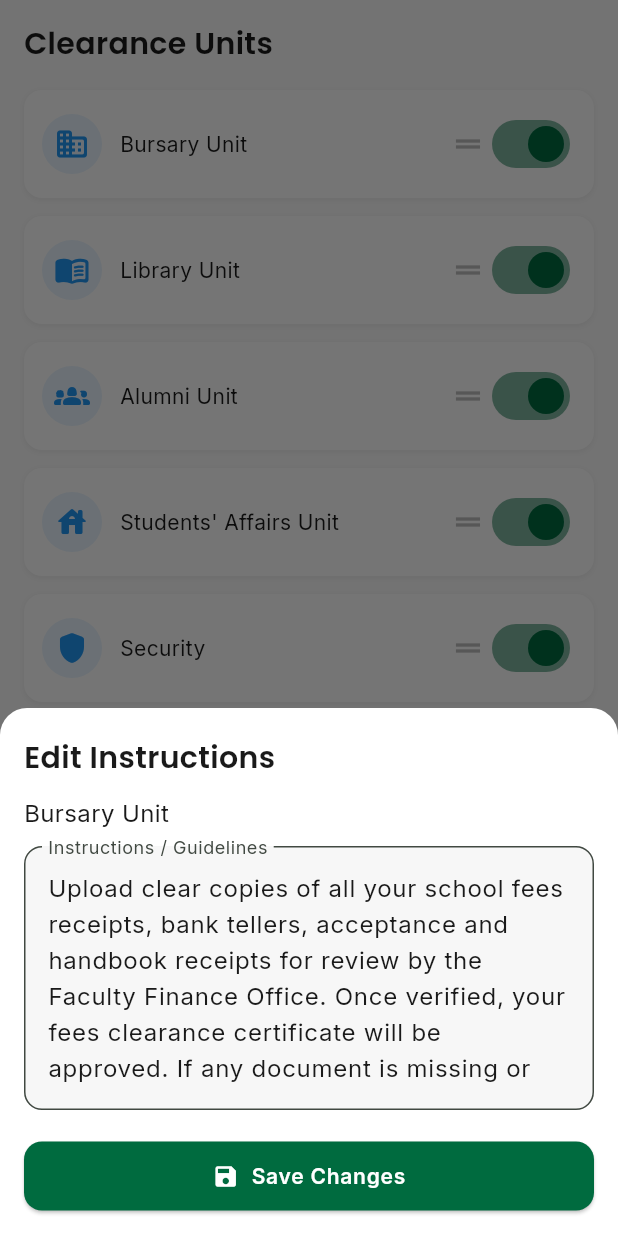
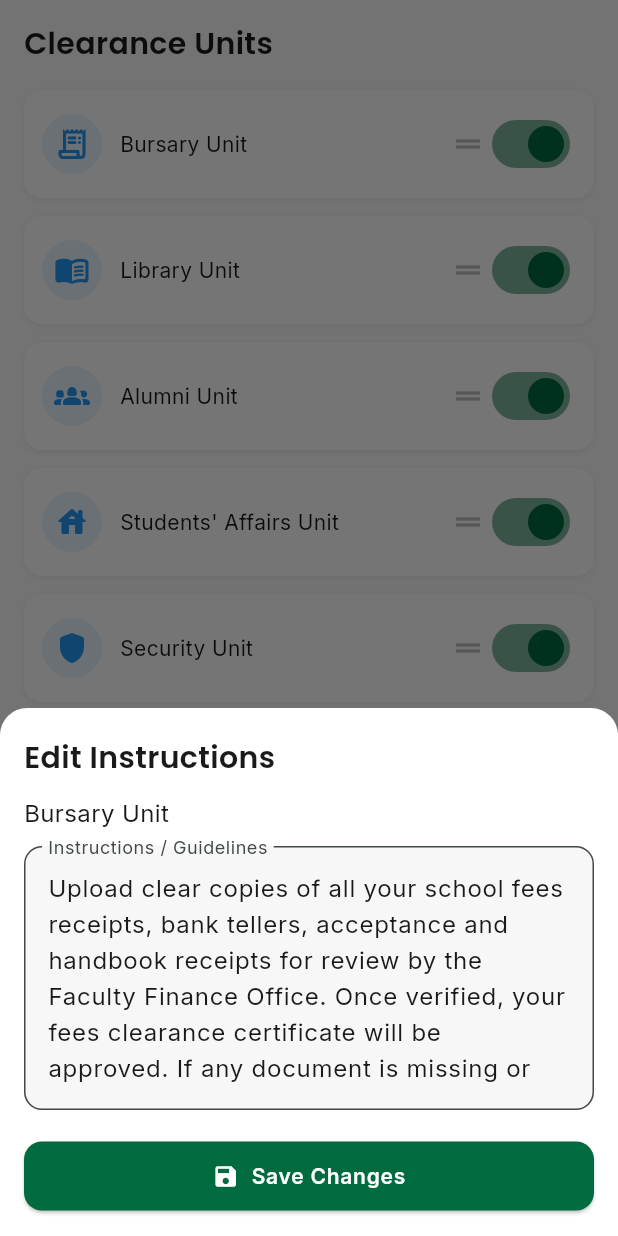
Before and after one commit to Toochidennis/ucs, a Flutter app: the WorkflowView screen opened directly, after a tap on "Bursary Unit", on a phone screen of 412 x 824 dp. Run offline on Flutter 3.47's test engine with Material 3 defaults, Android fonts, the light colour scheme and no system bars; our stand-ins replace file_picker, firebase_core, firebase_messaging, flutter_spinkit, get, get_storage and 2 more; missing offline and left inert: bcrypt; accounts and stored records are empty.

Commit message:
bug fixes

```diff
--- a/lib/features/admin/controllers/workflow_controller.dart
+++ b/lib/features/admin/controllers/workflow_controller.dart
@@ -74,7 +74,7 @@ class WorkflowController extends GetxController {
             "Upload your hostel receipts or accommodation clearance documents. If you stayed off campus, upload your off-campus clearance receipts instead. Visit the Students’ Affairs Department (Clearance Room) if receipts are missing or need verification.",
       },
       {
-        "title": "Security",
+        "title": "Security Unit",
         "requirements": [
           "₦150 security clearance payment receipt",
           "School ID card",
@@ -166,7 +166,7 @@ class WorkflowController extends GetxController {
 
   String getIconKeyForUnit(String name) {
     final n = name.toLowerCase();
-    if (n.contains("finance")) return "finance";
+    if (n.contains("bursary")) return "bursary";
     if (n.contains("library")) return "library";
     if (n.contains("alumni")) return "alumni";
     if (n.contains("student") || n.contains("hostel")) {
@@ -181,7 +181,7 @@ class WorkflowController extends GetxController {
 
   IconData iconFromKey(String key) {
     switch (key) {
-      case "finance":
+      case "bursary":
         return Icons.receipt_long_rounded;
       case "library":
         return Icons.menu_book_rounded;
--- a/lib/features/admin/views/add_officer_view.dart
+++ b/lib/features/admin/views/add_officer_view.dart
@@ -89,7 +89,6 @@ class AddOfficerView extends GetView<AddOfficerController> {
 
                   const SizedBox(height: 16),
 
-                  // PERMISSIONS & ACCESS
                   FormSection(
                     title: "Permissions & Access",
                     children: [
```
